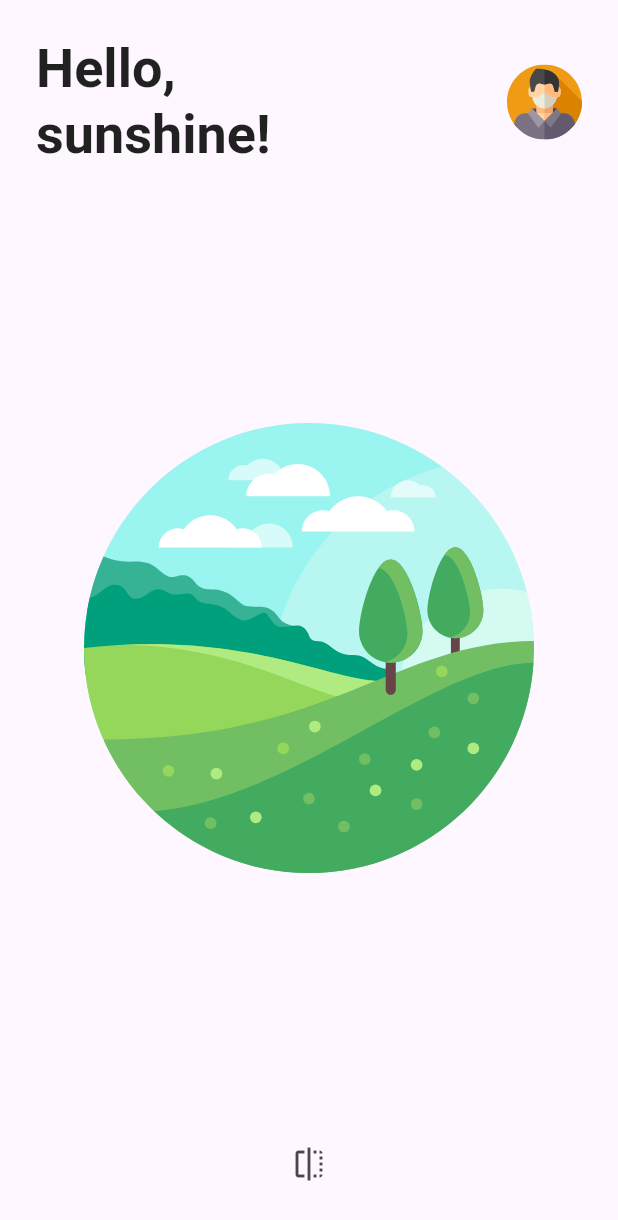
After one commit to Eleaus-Hossain-Evan/practise_pro, a Flutter app: the screen it shows after launch, after a tap on "Page Flip", on a phone screen of 412 x 824 dp. The commit adds this screen. Shown: the top 1220 px of the screen. Run offline on Flutter 3.47's test engine with Material 3 defaults, Android fonts, the phone set to English and light mode, and no system bars; our stand-ins replace equatable, flutter_animate, flutter_hooks, flutter_screenutil, flutter_svg, google_fonts and 2 more; generated files the repository leaves out were written again.

Commit message:
feat(page-flip): add page flip animation and demo with SVG assets

```diff
--- a/lib/main.dart
+++ b/lib/main.dart
@@ -4,6 +4,7 @@ import 'package:hooks_riverpod/hooks_riverpod.dart';
 
 import 'dbrand_skin_selection/dbrand_skin_selection.dart';
 import 'grammarly_recreate/presentation/home_page.dart';
+import 'page_flip/page_flip_demo.dart';
 
 void main() {
   runApp(const ProviderScope(child: MyApp()));
@@ -57,6 +58,15 @@ class _Home extends StatelessWidget {
                 );
               },
             ),
+            _HomeButton(
+              title: 'Page Flip',
+              onPressed: () {
+                Navigator.push(
+                  context,
+                  MaterialPageRoute(builder: (context) => const PageFlipDemo()),
+                );
+              },
+            ),
           ],
         ),
       ),
--- /dev/null
+++ b/lib/page_flip/app_asset.dart
@@ -0,0 +1,20 @@
+import 'package:flutter/widgets.dart';
+import 'package:flutter_svg/flutter_svg.dart';
+
+class AppAssets {
+  AppAssets._();
+
+  static const profileIcon = 'assets/page_flip/man.svg';
+  static const forestDay = 'assets/page_flip/forest-day.svg';
+  static const forestNight = 'assets/page_flip/forest-night.svg';
+
+  static Future<void> precacheAll(BuildContext context) async {
+    final assets = [profileIcon, forestDay, forestNight];
+    for (final asset in assets) {
+      await svg.cache.putIfAbsent(
+        asset,
+        () => SvgAssetLoader(asset).loadBytes(context),
+      );
+    }
+  }
+}
--- /dev/null
+++ b/lib/page_flip/page_flip_builder.dart
@@ -0,0 +1,107 @@
+import 'dart:math';
+
+import 'package:flutter/material.dart';
+
+class PageFlipBuilder extends StatefulWidget {
+  const PageFlipBuilder({
+    super.key,
+    required this.frontBuilder,
+    required this.backBuilder,
+  });
+
+  final WidgetBuilder frontBuilder;
+  final WidgetBuilder backBuilder;
+
+  @override
+  State<PageFlipBuilder> createState() => PageFlipBuilderState();
+}
+
+class PageFlipBuilderState extends State<PageFlipBuilder>
+    with SingleTickerProviderStateMixin {
+  bool _showFrontSide = true;
+  late final AnimationController _controller;
+
+  @override
+  void initState() {
+    _controller = AnimationController(
+      duration: const Duration(milliseconds: 500),
+      vsync: this,
+    );
+    _controller.addStatusListener(_updateStatus);
+    super.initState();
+  }
+
+  void _updateStatus(AnimationStatus status) {
+    if (status == AnimationStatus.completed ||
+        status == AnimationStatus.dismissed) {
+      setState(() {
+        _showFrontSide = !_showFrontSide;
+      });
+    }
+  }
+
+  void flip() {
+    if (_showFrontSide) {
+      _controller.forward();
+    } else {
+      _controller.reverse();
+    }
+  }
+
+  @override
+  Widget build(BuildContext context) {
+    return AnimatedPageFlipBuilder(
+      animation: _controller,
+      showFrontSide: _showFrontSide,
+      frontBuilder: widget.frontBuilder,
+      backBuilder: widget.backBuilder,
+    );
+  }
+
+  @override
+  void dispose() {
+    _controller.removeStatusListener(_updateStatus);
+    _controller.dispose();
+    super.dispose();
+  }
+}
+
+class AnimatedPageFlipBuilder extends StatelessWidget {
+  final Animation<double> animation;
+  final bool showFrontSide;
+  final WidgetBuilder frontBuilder;
+  final WidgetBuilder backBuilder;
+
+  const AnimatedPageFlipBuilder({
+    super.key,
+    required this.animation,
+    required this.showFrontSide,
+    required this.frontBuilder,
+    required this.backBuilder,
+  });
+
+  @override
+  Widget build(BuildContext context) {
+    return AnimatedBuilder(
+      animation: animation,
+      builder: (context, child) {
+        final isAnimationFirstHalf = animation.value.abs() < .5;
+        final child = isAnimationFirstHalf
+            ? frontBuilder(context)
+            : backBuilder(context);
+
+        final rotationValue = animation.value * pi;
+        final rotationAngle = animation.value > 0.5
+            ? pi - rotationValue
+            : rotationValue;
+        var tilt = (animation.value - 0.5).abs() - 0.5;
+        tilt *= isAnimationFirstHalf ? 0.003 : -0.003;
+        return Transform(
+          transform: Matrix4.rotationY(rotationAngle)..setEntry(3, 0, tilt),
+          alignment: Alignment.center,
+          child: child,
+        );
+      },
+    );
+  }
+}
--- /dev/null
+++ b/lib/page_flip/page_flip_demo.dart
@@ -0,0 +1,161 @@
+import 'package:flutter/foundation.dart';
+import 'package:flutter/material.dart';
+import 'package:flutter_svg/flutter_svg.dart';
+
+import 'app_asset.dart';
+import 'page_flip_builder.dart';
+
+class PageFlipDemo extends StatefulWidget {
+  const PageFlipDemo({super.key});
+
+  @override
+  State<PageFlipDemo> createState() => _PageFlipDemoState();
+}
+
+class _PageFlipDemoState extends State<PageFlipDemo> {
+  @override
+  void initState() {
+    AppAssets.precacheAll(context);
+    super.initState();
+  }
+
+  final pageFlipKey = GlobalKey<PageFlipBuilderState>();
+
+  @override
+  Widget build(BuildContext context) {
+    return MaterialApp(
+      title: 'Flutter Demo',
+      debugShowCheckedModeBanner: false,
+      home: Container(
+        // add a black background that will prevent flickering on Android when the page flips
+        color: Colors.black,
+        child: PageFlipBuilder(
+          key: pageFlipKey,
+          frontBuilder: (_) =>
+              LightHomePage(onFlip: () => pageFlipKey.currentState?.flip()),
+          backBuilder: (_) =>
+              DarkHomePage(onFlip: () => pageFlipKey.currentState?.flip()),
+        ),
+      ),
+    );
+  }
+}
+
+class LightHomePage extends StatelessWidget {
+  const LightHomePage({super.key, this.onFlip});
+  final VoidCallback? onFlip;
+  @override
+  Widget build(BuildContext context) {
+    return Theme(
+      data: ThemeData(
+        brightness: Brightness.light,
+        textTheme: TextTheme(
+          displaySmall: Theme.of(context).textTheme.displaySmall!.copyWith(
+            color: Colors.black87,
+            fontWeight: FontWeight.w600,
+          ),
+        ),
+      ),
+      child: Scaffold(
+        body: Container(
+          padding: const EdgeInsets.all(24.0),
+          decoration: kIsWeb
+              ? BoxDecoration(border: Border.all(color: Colors.red, width: 5))
+              : null,
+          child: Column(
+            children: [
+              const ProfileHeader(prompt: 'Hello,\nsunshine!'),
+              const Spacer(),
+              SvgPicture.asset(
+                AppAssets.forestDay,
+                semanticsLabel: 'Forest',
+                width: 300,
+                height: 300,
+              ),
+              const Spacer(),
+              BottomFlipIconButton(onFlip: onFlip),
+            ],
+          ),
+        ),
+      ),
+    );
+  }
+}
+
+class DarkHomePage extends StatelessWidget {
+  const DarkHomePage({super.key, this.onFlip});
+  final VoidCallback? onFlip;
+
+  @override
+  Widget build(BuildContext context) {
+    return Theme(
+      data: ThemeData(
+        brightness: Brightness.dark,
+        textTheme: TextTheme(
+          displaySmall: Theme.of(context).textTheme.displaySmall!.copyWith(
+            color: Colors.white,
+            fontWeight: FontWeight.w600,
+          ),
+        ),
+      ),
+      child: Scaffold(
+        body: Container(
+          padding: const EdgeInsets.all(24.0),
+          decoration: kIsWeb
+              ? BoxDecoration(border: Border.all(color: Colors.red, width: 5))
+              : null,
+          child: Column(
+            children: [
+              const ProfileHeader(prompt: 'Good night,\nsleep tight!'),
+              const Spacer(),
+              SvgPicture.asset(
+                AppAssets.forestNight,
+                semanticsLabel: 'Forest',
+                width: 300,
+                height: 300,
+              ),
+              const Spacer(),
+              BottomFlipIconButton(onFlip: onFlip),
+            ],
+          ),
+        ),
+      ),
+    );
+  }
+}
+
+class ProfileHeader extends StatelessWidget {
+  const ProfileHeader({super.key, required this.prompt});
+  final String prompt;
+
+  @override
+  Widget build(BuildContext context) {
+    return SafeArea(
+      bottom: false,
+      child: Row(
+        children: [
+          Text(prompt, style: Theme.of(context).textTheme.displaySmall),
+          const Spacer(),
+          SvgPicture.asset(
+            AppAssets.profileIcon,
+            semanticsLabel: 'Profile',
+            width: 50,
+            height: 50,
+          ),
+        ],
+      ),
+    );
+  }
+}
+
+class BottomFlipIconButton extends StatelessWidget {
+  const BottomFlipIconButton({super.key, this.onFlip});
+  final VoidCallback? onFlip;
+  @override
+  Widget build(BuildContext context) {
+    return Row(
+      mainAxisAlignment: MainAxisAlignment.center,
+      children: [IconButton(onPressed: onFlip, icon: const Icon(Icons.flip))],
+    );
+  }
+}
--- a/pubspec.yaml
+++ b/pubspec.yaml
@@ -75,6 +75,7 @@ flutter:
     - assets/dbrand_skin_selection/
     - assets/grammarly_recreate/icons/
     - assets/grammarly_recreate/images/
+    - assets/page_flip/
   #   - images/a_dot_ham.jpeg
 
   # An image asset can refer to one or more resolution-specific "variants", see
```
Also changed, not shown: assets/page_flip/forest-day.svg (added), assets/page_flip/forest-night.svg (added), assets/page_flip/man.svg (added), 2 other files.
